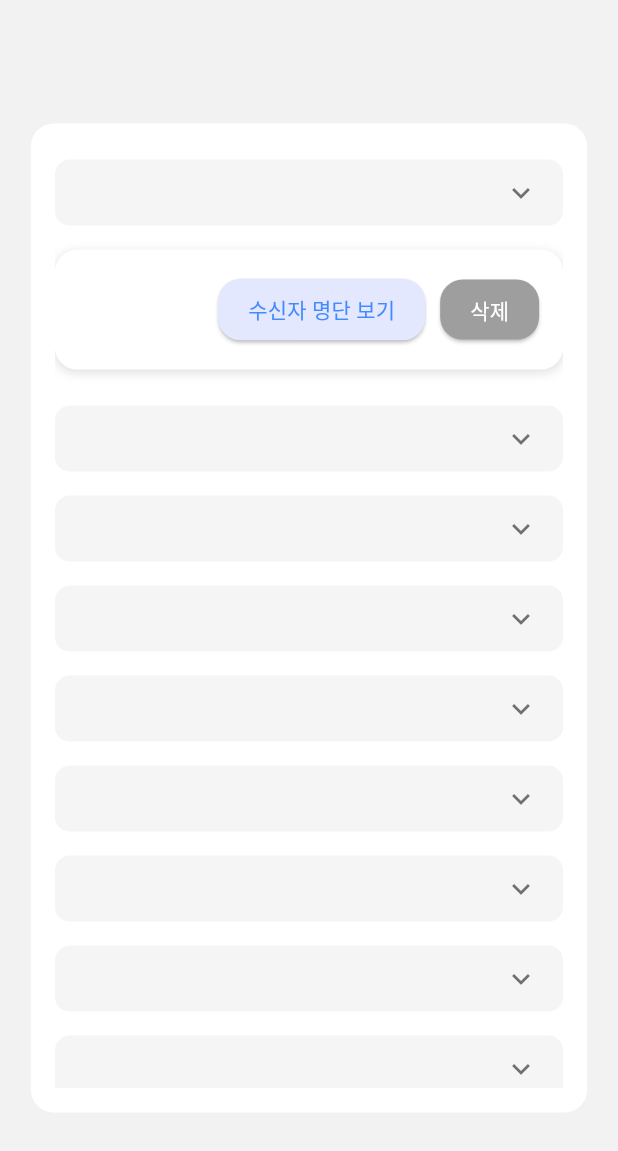
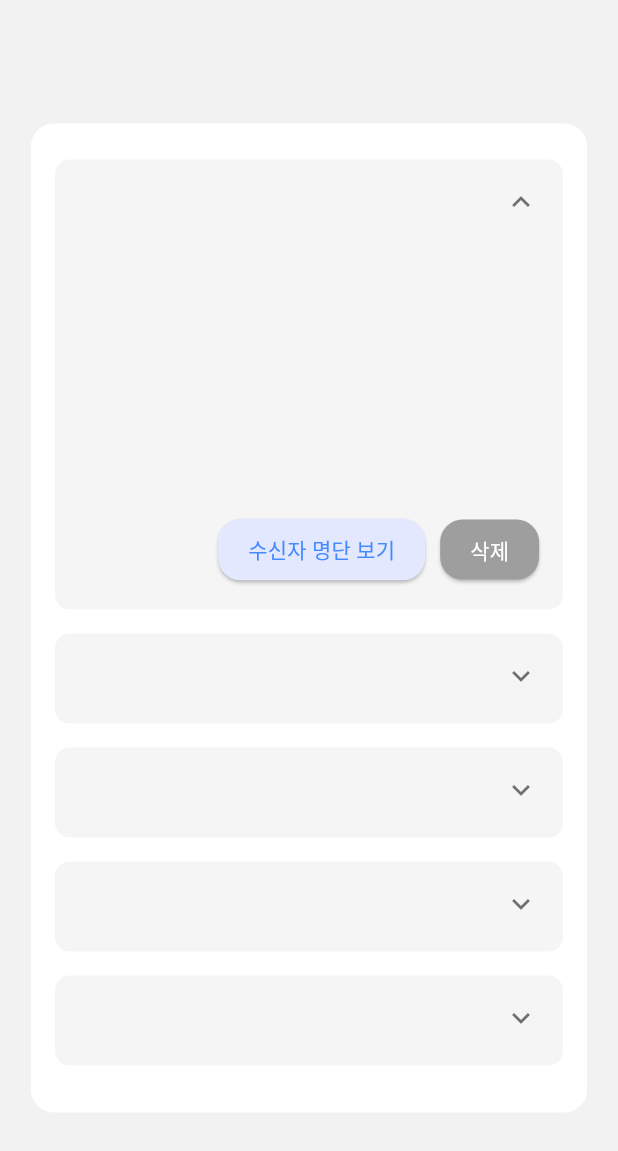
Before and after one commit to hansung-taeyang/flutter-frontend, a Flutter app: the SecondPage screen opened directly, after a tap on the "expand more" icon, on a phone screen of 412 x 824 dp. Shown: the top 1151 px of the screen. Run offline on Flutter 3.47's test engine with Material 3 defaults, Android fonts, the phone set to English and light mode, and no system bars; our stand-ins replace flutter_native_splash.

Commit message:
문자 기록 조회 페이지 수정

```diff
--- a/lib/message_history/second_screen.dart
+++ b/lib/message_history/second_screen.dart
@@ -10,8 +10,7 @@ class SecondPage extends StatefulWidget {
 
 class _SecondPageState extends State<SecondPage> {
   int? selectedIndex; // 선택된 항목의 인덱스를 저장하는 변수
-  List<int> items = List.generate(30, (index) => index); // 30개의 항목 생성
-  // 리스트 수자는 0~29 까지 총 30개의 항목
+  List<int> items = List.generate(10, (index) => index); // 30개의 항목 생성
 
   @override
   Widget build(BuildContext context) {
@@ -26,26 +25,28 @@ class _SecondPageState extends State<SecondPage> {
             color: Colors.white,
             borderRadius: BorderRadius.circular(15),
           ),
-          width: isWeb ? 500 : screenSize.width * 0.9, // 웹과 앱 화면 크기에 따른 너비 조정
-          height: isWeb ? screenSize.height * 0.7 : screenSize.height * 0.8, // 높이 조정
+          width: isWeb ? 500 : screenSize.width * 0.9,
+          height: isWeb ? screenSize.height * 0.7 : screenSize.height * 0.8,
           margin: const EdgeInsets.symmetric(horizontal: 20, vertical: 10),
           padding: EdgeInsets.all(16),
-          child: ListView.builder(   //리스트의 항목 수만큼 MessageListItem 위젯 반복 렌더링
+          child: ListView.builder(
             itemCount: items.length,
             itemBuilder: (context, index) {
-              return Column(
-                children: [
-                  GestureDetector(
+              return GestureDetector(
                 onTap: () {
                   setState(() {
                     selectedIndex = selectedIndex == index ? null : index;
                   });
                 },
-                    child: MessageListItem(),
+                child: MessageListItem(
+                  isSelected: selectedIndex == index,
+                  onDelete: () {
+                    setState(() {
+                      items.removeAt(index); // 선택된 항목 삭제
+                      selectedIndex = null; // 선택 해제
+                    });
+                  },
                 ),
-                  if (selectedIndex == index)
-                    _buildActionBox(index), // 삭제 버튼 클릭 시 해당 인덱스를 전달
-                ],
               );
             },
           ),
@@ -53,24 +54,41 @@ class _SecondPageState extends State<SecondPage> {
       ),
     );
   }
+}
 
-  // 수신자 명단 보기와 삭제 버튼을 포함한 액션 박스
-  Widget _buildActionBox(int index) { //선택된 항목 아래에 나타나는 컨테이너
-    return Container(
-      padding: const EdgeInsets.all(16),
-      margin: const EdgeInsets.only(top: 8, bottom: 16),
+class MessageListItem extends StatelessWidget {
+  final bool isSelected;
+  final VoidCallback onDelete;
+
+  MessageListItem({required this.isSelected, required this.onDelete});
+
+  @override
+  Widget build(BuildContext context) {
+    return AnimatedContainer(
+      duration: Duration(milliseconds: 300),
+      margin: EdgeInsets.symmetric(vertical: 8),
+      padding: EdgeInsets.all(16),
+      height: isSelected ? 300 : 60, // 선택된 상태일 때 높이를 더 크게 설정
       decoration: BoxDecoration(
-        color: Colors.white,
-        borderRadius: BorderRadius.circular(15),
-        boxShadow: [
-          BoxShadow(
-            color: Colors.black12,
-            blurRadius: 5,
-            offset: Offset(0, 2),
+        color: Color(0xFFF5F5F5),
+        borderRadius: BorderRadius.circular(10),
       ),
+      child: Column(
+        crossAxisAlignment: CrossAxisAlignment.stretch,
+        children: [
+          Row(
+            mainAxisAlignment: MainAxisAlignment.spaceBetween,
+            children: [
+              Text(
+                '', // 빈 텍스트로 설정하여 내용 제거
+                style: TextStyle(fontSize: 16, color: Colors.black54),
+              ),
+              Icon(isSelected ? Icons.expand_less : Icons.expand_more, color: Colors.black54),
             ],
           ),
-      child: Row(
+          Spacer(), // 위의 Row와 버튼 사이의 공간을 최대한 확보
+          if (isSelected) ...[
+            Row(
               mainAxisAlignment: MainAxisAlignment.end,
               children: [
                 ElevatedButton(
@@ -91,12 +109,7 @@ class _SecondPageState extends State<SecondPage> {
                 ),
                 SizedBox(width: 10),
                 ElevatedButton(
-            onPressed: () {
-              setState(() {
-                items.removeAt(index); // 선택된 항목 삭제
-                selectedIndex = null; // 선택 해제
-              });
-            },
+                  onPressed: onDelete,
                   style: ElevatedButton.styleFrom(
                     backgroundColor: Colors.grey,
                     shape: RoundedRectangleBorder(
@@ -111,28 +124,7 @@ class _SecondPageState extends State<SecondPage> {
                 ),
               ],
             ),
-    );
-  }
-}
-
-class MessageListItem extends StatelessWidget {
-  @override
-  Widget build(BuildContext context) {
-    return Container(
-      margin: EdgeInsets.symmetric(vertical: 8),
-      padding: EdgeInsets.symmetric(horizontal: 16, vertical: 10),
-      decoration: BoxDecoration(
-        color: Color(0xFFF5F5F5),
-        borderRadius: BorderRadius.circular(10),
-      ),
-      child: Row(
-        mainAxisAlignment: MainAxisAlignment.spaceBetween,
-        children: [
-          Text(
-            '', // 빈 텍스트로 설정하여 내용 제거
-            style: TextStyle(fontSize: 16, color: Colors.black54),
-          ),
-          Icon(Icons.expand_more, color: Colors.black54),
+          ],
         ],
       ),
     );
```
Lines whose indentation alone changed are shown as unchanged.
